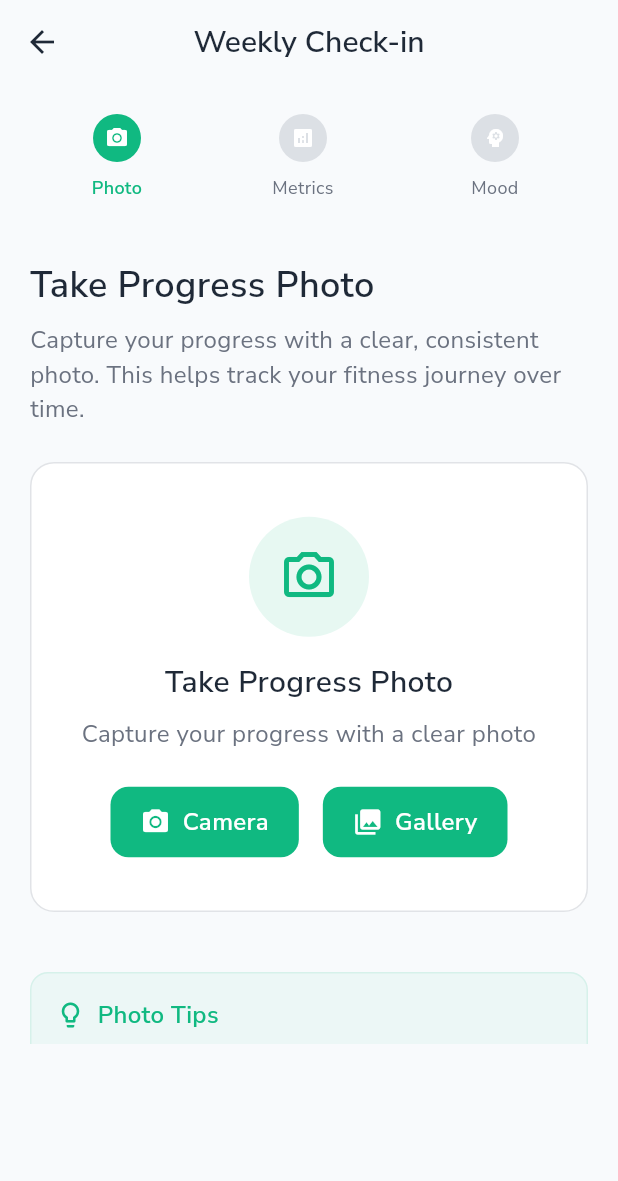
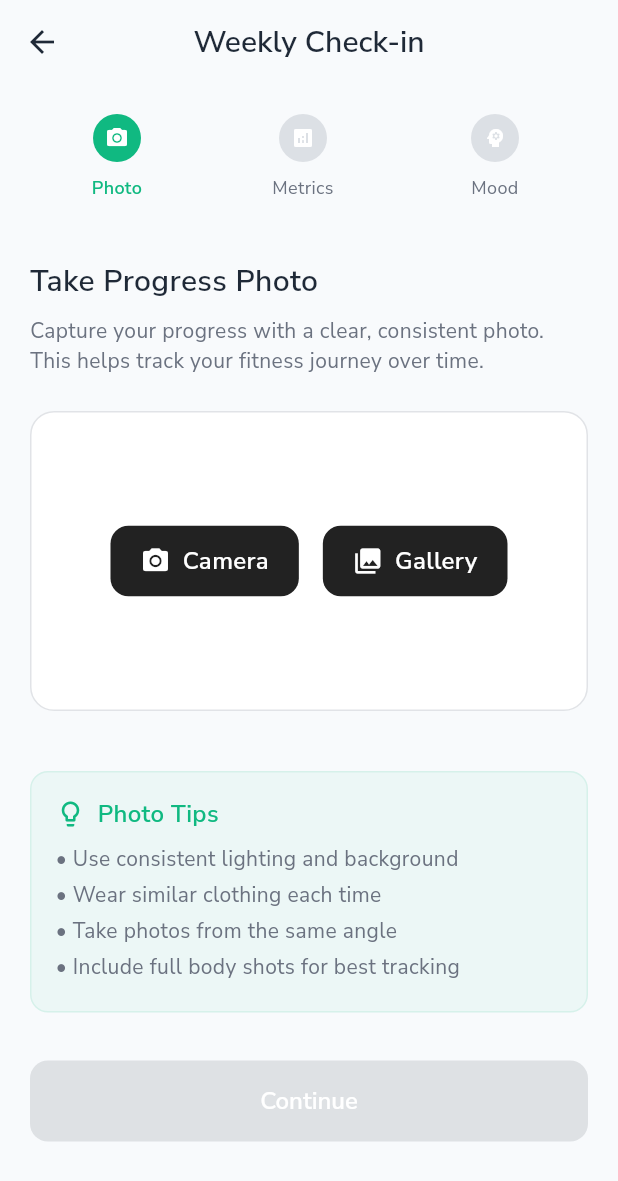
Before and after one commit to mahmoudal99/moctarnutrition, a Flutter app: the CheckinFormScreen screen opened by its route, on a phone screen of 412 x 824 dp. Shown: the top 1181 px of the screen. Run offline on Flutter 3.47's test engine with Material 3 defaults, Android fonts, the phone set to English and light mode, and no system bars; our stand-ins replace auth_buttons, cached_network_image, cloud_firestore, confetti, firebase_auth, firebase_core and 18 more; missing offline and left inert: flutter_floating_bottom_bar, flutter_stripe, mobile_scanner, openfoodfacts; accounts and stored records are empty; project files that could hold a hidden picture were left out.

Commit message:
Improve check in flow design and logic

```diff
--- a/lib/features/checkin/presentation/screens/checkin_form_screen.dart
+++ b/lib/features/checkin/presentation/screens/checkin_form_screen.dart
@@ -73,9 +73,6 @@ class _CheckinFormScreenState extends State<CheckinFormScreen> {
           Expanded(
             child: _buildCurrentStep(),
           ),
-          const SizedBox(
-            height: 128,
-          )
         ],
       ),
     );
@@ -158,12 +155,12 @@ class _CheckinFormScreenState extends State<CheckinFormScreen> {
         children: [
           Text(
             'Take Progress Photo',
-            style: AppTextStyles.heading3,
+            style: AppTextStyles.heading4,
           ),
           const SizedBox(height: 8),
           Text(
             'Capture your progress with a clear, consistent photo. This helps track your fitness journey over time.',
-            style: AppTextStyles.bodyMedium.copyWith(
+            style: AppTextStyles.bodySmall.copyWith(
               color: AppConstants.textSecondary,
             ),
           ),
@@ -212,12 +209,12 @@ class _CheckinFormScreenState extends State<CheckinFormScreen> {
           children: [
             Text(
               'Progress Metrics',
-              style: AppTextStyles.heading3,
+              style: AppTextStyles.heading4,
             ),
             const SizedBox(height: 8),
             Text(
-              'Track your physical progress with these optional metrics.',
-              style: AppTextStyles.bodyMedium.copyWith(
+              'Track your physical progress. Weight is required to continue.',
+              style: AppTextStyles.bodySmall.copyWith(
                 color: AppConstants.textSecondary,
               ),
             ),
@@ -294,7 +291,7 @@ class _CheckinFormScreenState extends State<CheckinFormScreen> {
                 const SizedBox(width: 16),
                 Expanded(
                   child: ElevatedButton(
-                    onPressed: _nextStep,
+                    onPressed: _validateAndNextStep,
                     style: ElevatedButton.styleFrom(
                       backgroundColor: AppConstants.primaryColor,
                       foregroundColor: Colors.white,
@@ -506,6 +503,17 @@ class _CheckinFormScreenState extends State<CheckinFormScreen> {
     }
   }
 
+  void _validateAndNextStep() {
+    // Only validate on the metrics step (step 1)
+    if (_currentStep == 1) {
+      if (_formKey.currentState!.validate()) {
+        _nextStep();
+      }
+    } else {
+      _nextStep();
+    }
+  }
+
   Future<void> _submitCheckin() async {
     if (_selectedPhotoPath == null) {
       ScaffoldMessenger.of(context).showSnackBar(
--- a/lib/features/checkin/presentation/widgets/photo_capture_widget.dart
+++ b/lib/features/checkin/presentation/widgets/photo_capture_widget.dart
@@ -109,7 +109,7 @@ class PhotoCaptureWidget extends StatelessWidget {
   Widget _buildPhotoCaptureArea(BuildContext context) {
     return Container(
       width: double.infinity,
-      height: 300,
+      height: 200,
       decoration: BoxDecoration(
         color: AppConstants.surfaceColor,
         borderRadius: BorderRadius.circular(16),
@@ -121,35 +121,6 @@ class PhotoCaptureWidget extends StatelessWidget {
       child: Column(
         mainAxisAlignment: MainAxisAlignment.center,
         children: [
-          Container(
-            width: 80,
-            height: 80,
-            decoration: BoxDecoration(
-              color: AppConstants.primaryColor.withOpacity(0.1),
-              borderRadius: BorderRadius.circular(40),
-            ),
-            child: const Icon(
-              Icons.camera_alt_outlined,
-              size: 40,
-              color: AppConstants.primaryColor,
-            ),
-          ),
-          const SizedBox(height: 16),
-          Text(
-            'Take Progress Photo',
-            style: AppTextStyles.heading4.copyWith(
-              color: AppConstants.textPrimary,
-            ),
-          ),
-          const SizedBox(height: 8),
-          Text(
-            'Capture your progress with a clear photo',
-            style: AppTextStyles.bodyMedium.copyWith(
-              color: AppConstants.textSecondary,
-            ),
-            textAlign: TextAlign.center,
-          ),
-          const SizedBox(height: 24),
           Row(
             mainAxisAlignment: MainAxisAlignment.center,
             children: [
@@ -185,7 +156,7 @@ class PhotoCaptureWidget extends StatelessWidget {
       child: Container(
         padding: const EdgeInsets.symmetric(horizontal: 20, vertical: 12),
         decoration: BoxDecoration(
-          color: AppConstants.primaryColor,
+          color: Colors.black87,
           borderRadius: BorderRadius.circular(12),
         ),
         child: Row(
```
Also changed, not shown: lib/features/checkin/presentation/widgets/progress_metrics_form.dart (+35 -1 lines).
